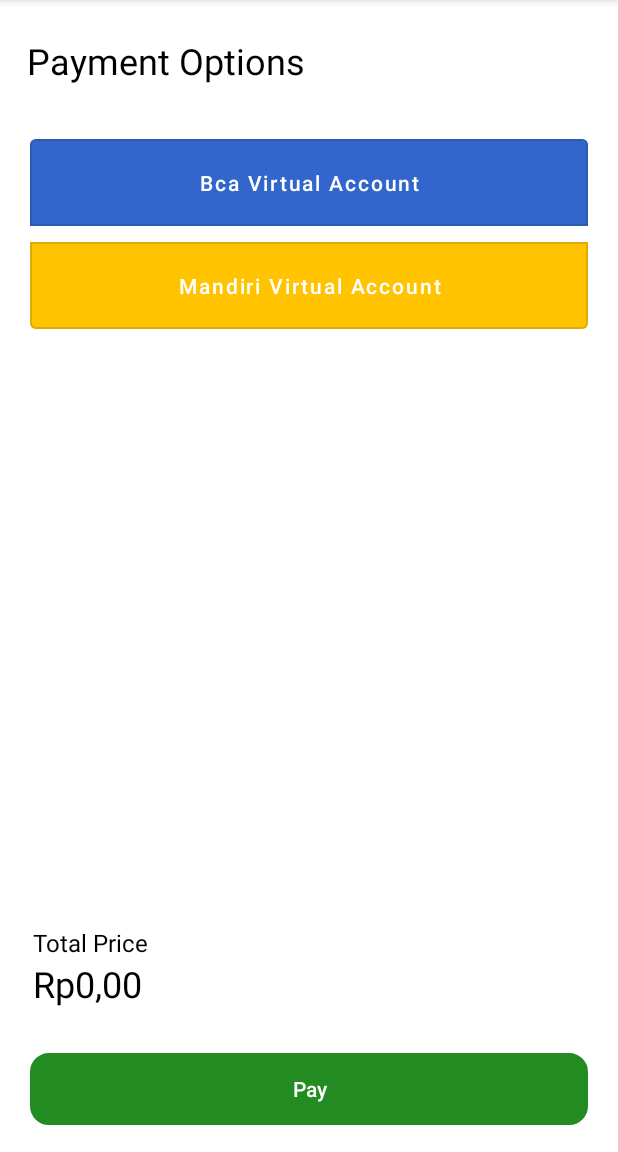
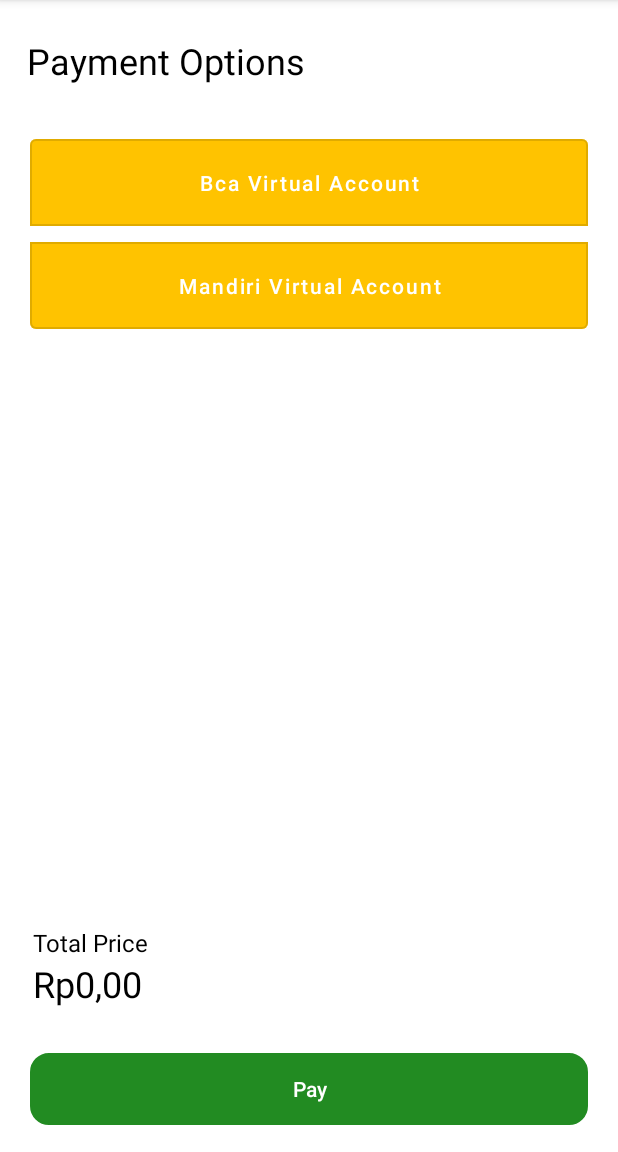
Before and after one commit to michaelwijaya2810/recipe-app-thesis, an Android app: the PaymentActivity screen opened directly, with no data from a screen before it, on a phone screen of 412 x 824 dp, the part 84-1236 px from its top. Run offline under Robolectric (Android 15) with nearby library versions, the phone set to English and light mode, and no system bars; 1 statement that could not run was skipped.

Commit message:
fix bugs

```diff
--- a/app/src/main/java/com/irmwrs/recipeapp/MainActivity.java
+++ b/app/src/main/java/com/irmwrs/recipeapp/MainActivity.java
@@ -53,6 +53,7 @@ public class MainActivity extends AppCompatActivity implements NavigationBarView
         context = getApplicationContext();
         sharepref = context.getSharedPreferences("userinfo",Context.MODE_PRIVATE);
         userId = sharepref.getInt("Userid",0);
+        address = sharepref.getString("Address", "");
         bottomNav = findViewById(R.id.bottom_nav);
 
 
--- a/app/src/main/java/com/irmwrs/recipeapp/payment/views/PaymentActivity.java
+++ b/app/src/main/java/com/irmwrs/recipeapp/payment/views/PaymentActivity.java
@@ -1,10 +1,13 @@
 package com.irmwrs.recipeapp.payment.views;
 
 import androidx.appcompat.app.AppCompatActivity;
+import androidx.core.content.ContextCompat;
+import androidx.core.content.res.ResourcesCompat;
 
 import android.content.Context;
 import android.content.Intent;
 import android.content.SharedPreferences;
+import android.graphics.Color;
 import android.os.Bundle;
 import android.view.View;
 import android.widget.Button;
@@ -30,6 +33,8 @@ public class PaymentActivity extends AppCompatActivity {
     MaterialButtonToggleGroup tbPaymentOption;
     TextView tvTotalPrice3;
     Button btnPay;
+    Button btnBcaVa;
+    Button btnMandiriVa;
 
     int paymentMethod = 0;
     int totalPrice;
@@ -71,6 +76,8 @@ public class PaymentActivity extends AppCompatActivity {
         tbPaymentOption = findViewById(R.id.tbPaymentOption);
         tvTotalPrice3 = findViewById(R.id.tvTotalPrice3);
         btnPay = findViewById(R.id.btnPay);
+        btnBcaVa = findViewById(R.id.btnBcaVA);
+        btnMandiriVa = findViewById(R.id.btnMandiriVA);
 
         // text init
         tvTotalPrice3.setText(functions.toRupiah((double) totalPrice));
@@ -82,15 +89,21 @@ public class PaymentActivity extends AppCompatActivity {
                 if (isChecked){
                     if (checkedId == R.id.btnBcaVA){
                         paymentMethod = 1;
+                        btnBcaVa.setBackgroundColor(getColor(R.color.link_blue));
+                        btnMandiriVa.setBackgroundColor(getColor(R.color.yellow));
                     }
                     else if(checkedId == R.id.btnMandiriVA)
                     {
                         paymentMethod = 2;
+                        btnBcaVa.setBackgroundColor(getColor(R.color.yellow));
+                        btnMandiriVa.setBackgroundColor(getColor(R.color.link_blue));
                     }
 
                 }
                 else {
                     paymentMethod = 0;
+                    btnBcaVa.setBackgroundColor(getColor(R.color.yellow));
+                    btnMandiriVa.setBackgroundColor(getColor(R.color.yellow));
                 }
             }
         });
--- a/app/src/main/res/layout/activity_payment.xml
+++ b/app/src/main/res/layout/activity_payment.xml
@@ -30,7 +30,7 @@
         <Button
             android:id="@+id/btnBcaVA"
             style="@style/Widget.MaterialComponents.Button.OutlinedButton"
-            android:backgroundTint="@color/link_blue"
+            android:backgroundTint="@color/yellow"
             android:layout_width="match_parent"
             android:textColor="@color/white"
             android:layout_height="70dp"
@@ -40,7 +40,7 @@
         <Button
             android:id="@+id/btnMandiriVA"
             style="@style/Widget.MaterialComponents.Button.OutlinedButton"
-            android:backgroundTint="#FFC300"
+            android:backgroundTint="@color/yellow"
             android:layout_width="match_parent"
             android:layout_height="70dp"
             android:text="Mandiri Virtual Account"
--- a/app/src/main/res/values/colors.xml
+++ b/app/src/main/res/values/colors.xml
@@ -14,4 +14,5 @@
     <color name="link_blue">#3366CC</color>
     <color name="confirm_green">#228B22</color>
     <color name="yellow_cream">#FFFDD0</color>
+    <color name="yellow">#FFC300</color>
 </resources>
```
Also changed, not shown: app/src/main/java/com/irmwrs/recipeapp/cart/views/CartFragment.java (+13 -7 lines), app/src/main/java/com/irmwrs/recipeapp/fragments/RecipeListFragment.java (+6 -1 lines), app/src/main/res/layout/activity_login.xml (+4 -4 lines).
